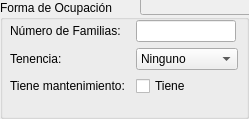
Qt form forms/ocupacionform.ui (agimenezpy/CentroHistorico) before a commit.
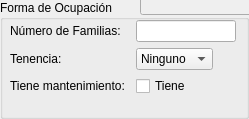
The same form after that commit.

```diff
--- a/forms/ocupacionform.ui
+++ b/forms/ocupacionform.ui
@@ -125,6 +125,12 @@
     </item>
     <item row="1" column="1">
      <widget class="QComboBox" name="ocupTenenciaCmb">
+      <property name="sizePolicy">
+       <sizepolicy hsizetype="Fixed" vsizetype="Fixed">
+        <horstretch>0</horstretch>
+        <verstretch>0</verstretch>
+       </sizepolicy>
+      </property>
       <item>
        <property name="text">
         <string>Ninguno</string>
```
